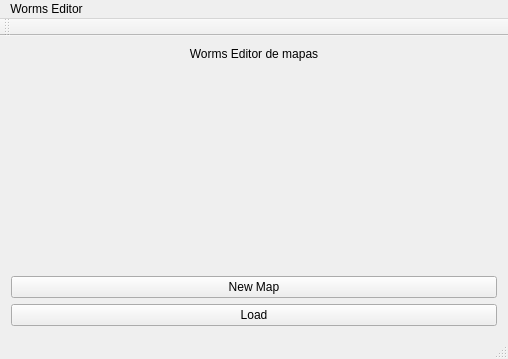
This is Editor/mainwindow.ui in fedefunes96/worms as Qt 5 draws it before an edit. The edited form follows.
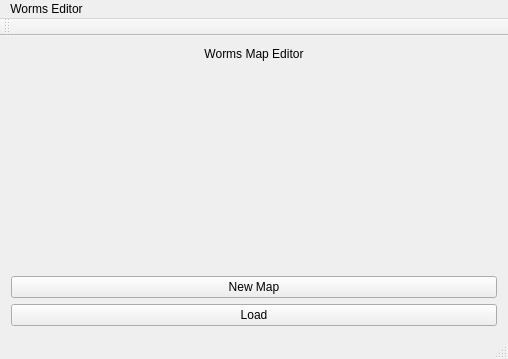
This is the edited form.

Patch:
```diff
--- a/Editor/mainwindow.ui
+++ b/Editor/mainwindow.ui
@@ -20,7 +20,7 @@
       <item>
        <widget class="QLabel" name="label">
         <property name="text">
-         <string>Worms Editor de mapas</string>
+         <string>Worms Map Editor</string>
         </property>
         <property name="scaledContents">
          <bool>true</bool>
```
